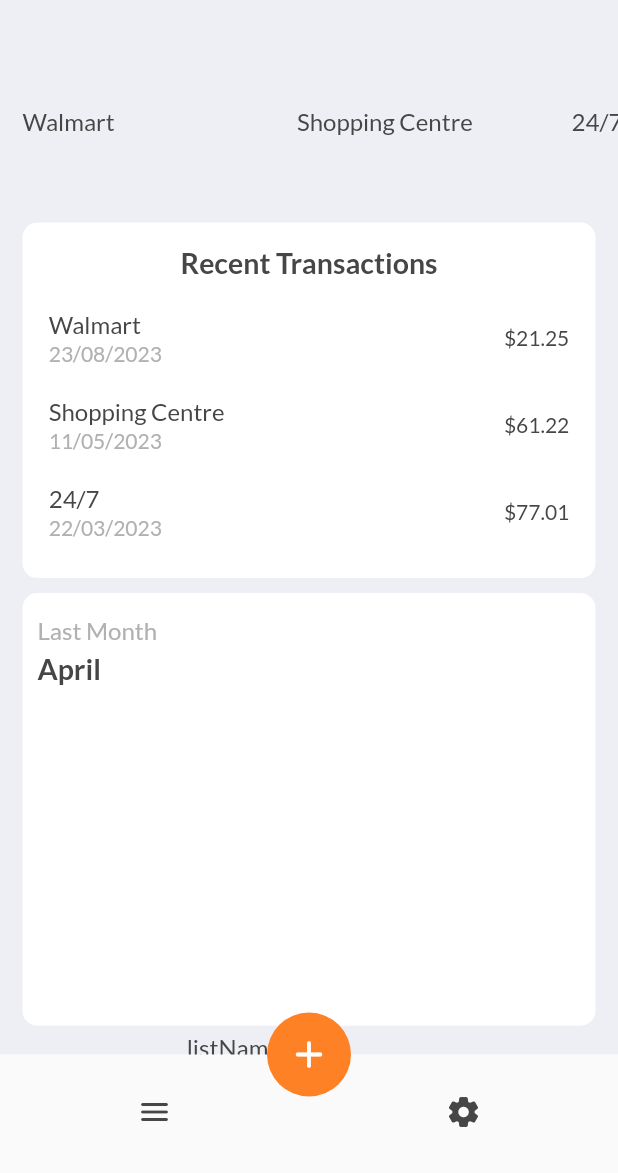
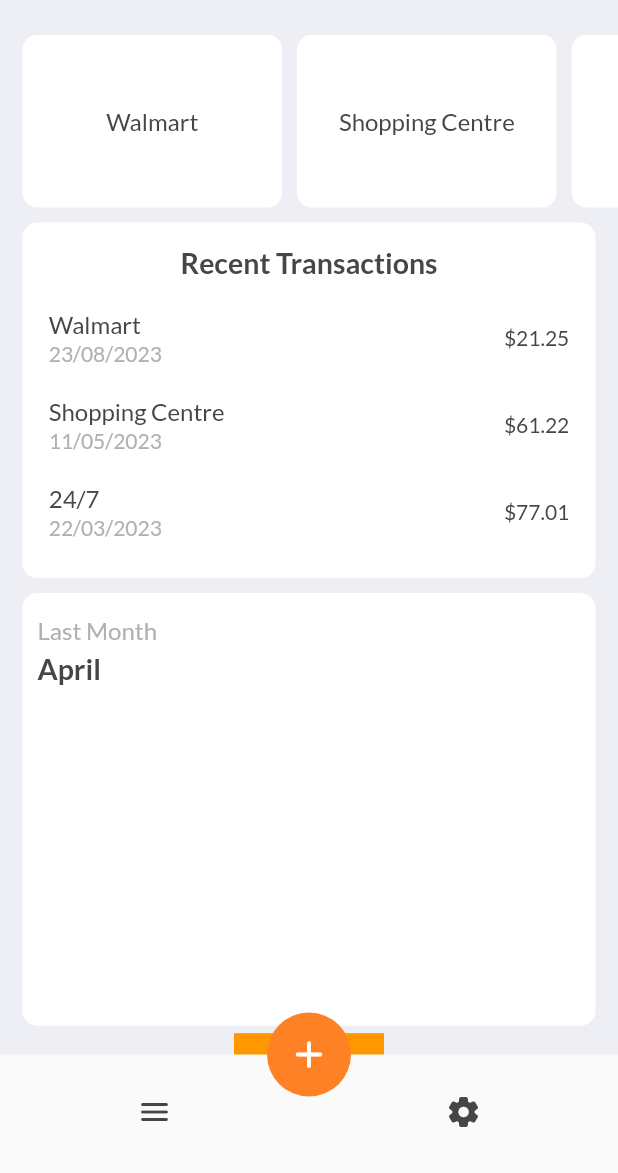
Before and after one commit to MeenS4/shop-mate, a Flutter app: the screen it shows after launch, on a phone screen of 412 x 824 dp, the part 63-1236 px from its top. Run offline on Flutter 3.47's test engine with Material 2 defaults, Android fonts, the phone set to English and light mode, and no system bars; our stand-ins replace page_transition.

Commit message:
added splash effect on user list tiles

```diff
--- a/lib/pages/home/home.dart
+++ b/lib/pages/home/home.dart
@@ -1,7 +1,6 @@
 import 'package:flutter/material.dart';
 import 'package:flutter/services.dart';
 import 'package:shopmate/pages/home/widgets/user_lists/user_lists.dart';
-import 'package:shopmate/pages/list_details/list_details.dart';
 import 'package:shopmate/pages/settings/settings_page.dart';
 import 'package:shopmate/resources/app_resources.dart';
 import 'package:shopmate/pages/home/widgets/recent_transactions/recent_transactions_widget.dart';
@@ -16,8 +15,6 @@ class HomePage extends StatefulWidget {
 class _HomePageState extends State<HomePage> {
   @override
   Widget build(BuildContext context) {
-    final mq = MediaQuery.of(context);
-
     return Scaffold(
       appBar: AppBar(
         backgroundColor: AppColors.appBarBackgroundColor,
@@ -90,22 +87,18 @@ class _HomePageState extends State<HomePage> {
           UserLists(),
           RecentTransactionsHomePage(),
           CartesianLastMonthStatistics(),
-          Padding(
-            padding: EdgeInsets.only(left: 10),
-            child: Center(
-              child: Ink(
-                width: mq.size.width * 0.42,
-                decoration: BoxDecoration(
-                  color: AppColors.white,
-                  borderRadius: BorderRadius.circular(10),
-                ),
-                child: Text(
-                  'listName',
-                  style: TextStyle(
-                    color: AppColors.darkGrey,
-                    fontSize: AppFontSizes.fsSmallPlus,
-                    fontWeight: FontWeight.w500,
-                  ),
+          Container(
+            color: Colors.orange,
+            child: Material(
+              color: Colors.transparent,
+              child: InkWell(
+                splashColor: AppColors.primaryBlue,
+                onTap: () {
+                  print("tapped");
+                },
+                child: Container(
+                  width: 100.0,
+                  height: 100.0,
                 ),
               ),
             ),
--- a/lib/pages/home/widgets/user_lists/user_lists_list_tile.dart
+++ b/lib/pages/home/widgets/user_lists/user_lists_list_tile.dart
@@ -13,8 +13,19 @@ class UserListsListTile extends StatelessWidget {
 
   @override
   Widget build(BuildContext context) {
-    return InkWell(
-      splashColor: AppColors.darkGrey,
+    return Padding(
+      padding: EdgeInsets.only(left: 10),
+      child: Center(
+        child: Container(
+          decoration: BoxDecoration(
+            borderRadius: BorderRadius.circular(AppConstants.borderRadius),
+            color: AppColors.white,
+          ),
+          child: Material(
+            color: Colors.transparent,
+            child: InkWell(
+              borderRadius: BorderRadius.circular(AppConstants.borderRadius),
+              splashColor: AppColors.lightGrey,
               onTap: () {
                 Navigator.of(context).push(
                   AppAnimations.pageTransitionAnimationBuilder(
@@ -22,14 +33,13 @@ class UserListsListTile extends StatelessWidget {
                   ),
                 );
               },
-      child: Padding(
-        padding: EdgeInsets.only(left: 10),
-        child: Center(
-          child: Ink(
+              child: Container(
+                height: double.infinity,
                 width: mq.size.width * 0.42,
+                alignment: Alignment.center,
                 decoration: BoxDecoration(
-              color: AppColors.white,
-              borderRadius: BorderRadius.circular(10),
+                  borderRadius:
+                      BorderRadius.circular(AppConstants.borderRadius),
                 ),
                 child: Text(
                   listName,
@@ -42,6 +52,8 @@ class UserListsListTile extends StatelessWidget {
               ),
             ),
           ),
+        ),
+      ),
     );
   }
 }
--- a/lib/pages/list_details/list_details.dart
+++ b/lib/pages/list_details/list_details.dart
@@ -1,7 +1,6 @@
 import 'package:flutter/material.dart';
 import 'package:shopmate/resources/app_resources.dart';
 import 'package:shopmate/shared/UI/scroll_animation.dart';
-import 'package:shopmate/shared/widgets/wrappers/main_page_container.dart';
 
 class ListDetailsPage extends StatefulWidget {
   const ListDetailsPage();
--- a/lib/resources/app_resources.dart
+++ b/lib/resources/app_resources.dart
@@ -53,6 +53,8 @@ class AppConstants {
   );
 
   static const bool isAppBarTitleCentered = true;
+
+  static const double borderRadius = 10;
 }
 
 class AppAnimations {
```
Also changed, not shown: 1 other file. Lines whose indentation alone changed are shown as unchanged.
